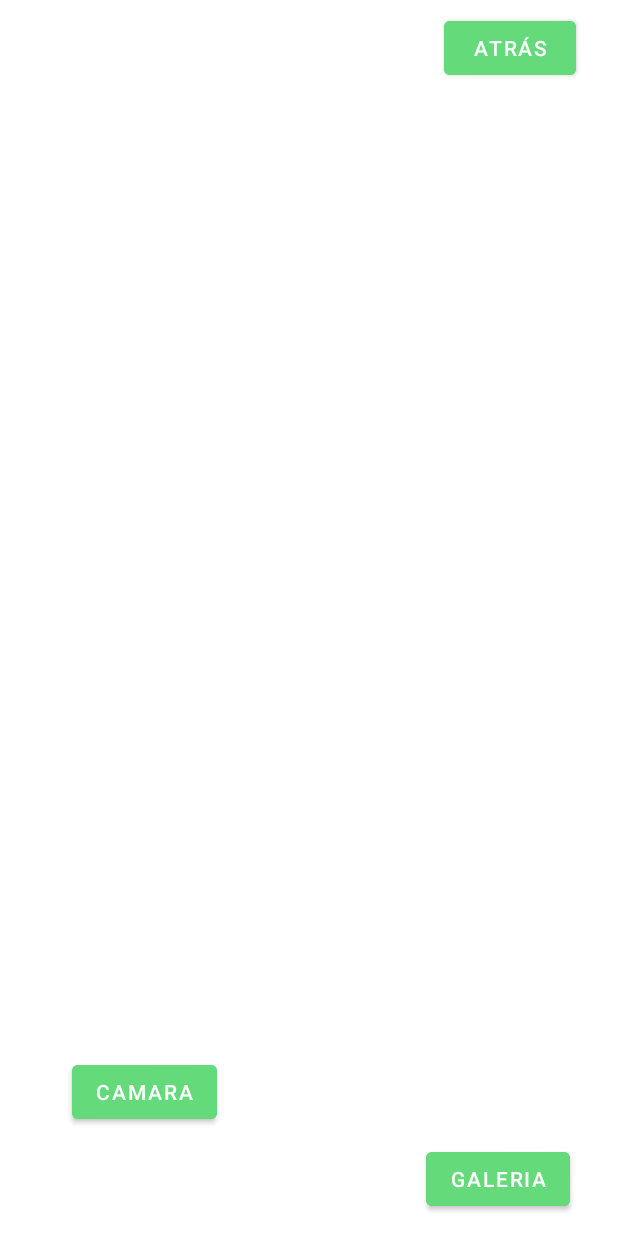
After one commit to Orjuelalaley/Security_System_Trapped, an Android app: the layout camara_sala.xml on its own in the app's theme, with its tools: preview values and no code run, on a phone screen of 412 x 824 dp. The commit adds this screen. Run offline under Robolectric (Android 15) with nearby library versions, the phone set to English and light mode, and no system bars.

Commit message:
Manejo de camaras y galeria

```diff
--- /dev/null
+++ b/app/src/main/java/com/example/proyectomovil/CamaraHabitacionActivity.java
@@ -0,0 +1,4 @@
+package com.example.proyectomovil;
+
+public class CamaraHabitacionActivity {
+}
--- /dev/null
+++ b/app/src/main/res/layout/camara_habitacion.xml
@@ -0,0 +1,6 @@
+<?xml version="1.0" encoding="utf-8"?>
+<androidx.constraintlayout.widget.ConstraintLayout xmlns:android="http://schemas.android.com/apk/res/android"
+    android:layout_width="match_parent"
+    android:layout_height="match_parent">
+
+</androidx.constraintlayout.widget.ConstraintLayout>
--- /dev/null
+++ b/app/src/main/res/layout/camara_sala.xml
@@ -0,0 +1,66 @@
+<?xml version="1.0" encoding="utf-8"?>
+<androidx.constraintlayout.widget.ConstraintLayout xmlns:android="http://schemas.android.com/apk/res/android"
+    xmlns:app="http://schemas.android.com/apk/res-auto"
+    xmlns:tools="http://schemas.android.com/tools"
+    android:layout_width="match_parent"
+    android:layout_height="match_parent">
+    <androidx.constraintlayout.widget.ConstraintLayout
+        android:id="@+id/constrain"
+        android:layout_width="match_parent"
+        android:layout_height="match_parent"
+        tools:layout_editor_absoluteX="-117dp"
+        tools:layout_editor_absoluteY="-88dp">
+
+
+        <com.google.android.material.button.MaterialButton
+            android:id="@+id/button_take"
+            android:layout_width="wrap_content"
+            android:layout_height="wrap_content"
+            android:layout_marginStart="48dp"
+            android:layout_marginBottom="72dp"
+            android:backgroundTint="@color/verdeTrappedClaro"
+            android:text="@string/Camara"
+            app:layout_constraintBottom_toBottomOf="parent"
+            app:layout_constraintStart_toStartOf="parent" />
+
+        <com.google.android.material.button.MaterialButton
+            android:id="@+id/button_gallery"
+            android:layout_width="wrap_content"
+            android:layout_height="wrap_content"
+            android:layout_marginTop="68dp"
+            android:layout_marginEnd="32dp"
+            android:backgroundTint="@color/verdeTrappedClaro"
+            android:text="@string/Galeria"
+            app:layout_constraintEnd_toEndOf="parent"
+            app:layout_constraintTop_toBottomOf="@id/video" />
+
+        <com.google.android.material.button.MaterialButton
+            android:id="@+id/button_atras"
+            android:layout_width="wrap_content"
+            android:layout_height="wrap_content"
+            android:layout_marginTop="8dp"
+            android:layout_marginEnd="28dp"
+            android:backgroundTint="@color/verdeTrappedClaro"
+            android:text="@string/Atras"
+            app:layout_constraintEnd_toEndOf="parent"
+            app:layout_constraintTop_toTopOf="parent"
+            />
+
+        <LinearLayout
+            android:id="@+id/video"
+            android:layout_width="match_parent"
+            android:layout_height="0dp"
+            android:layout_marginBottom="10dp"
+            android:gravity="center_horizontal"
+            android:orientation="vertical"
+            app:layout_constraintBottom_toTopOf="@+id/button_take"
+            app:layout_constraintEnd_toEndOf="parent"
+            app:layout_constraintHorizontal_bias="1.0"
+            app:layout_constraintStart_toStartOf="parent"
+            app:layout_constraintTop_toBottomOf="@+id/button_atras"
+            app:layout_constraintVertical_bias="0.0" />
+
+
+    </androidx.constraintlayout.widget.ConstraintLayout>
+
+</androidx.constraintlayout.widget.ConstraintLayout>
--- a/app/src/main/res/values/colors.xml
+++ b/app/src/main/res/values/colors.xml
@@ -13,6 +13,7 @@
     <color name="verdeTrappedClaro">#64DA7B</color>
     <color name="verdeTrappedOscuro">#237506</color>
     <color name="red">#FF0000</color>
+    <color name="verdeLindo">#38b000</color>
 
 
 </resources>
--- a/app/src/main/res/values/strings.xml
+++ b/app/src/main/res/values/strings.xml
@@ -22,5 +22,10 @@
     <string name="devices">Dispositivos</string>
     <string name="registrarse">Registrarse</string>
     <string name="registro">Registro</string>
+    <string name="Camara">Camara</string>
+    <string name="Galeria">Galeria</string>
+    <string name="Atras">Atrás</string>
+    <string name="snackBar_dismiss_label">cerrar</string>
+    <string name="permission_denied_label">No pude obtener el permiso necesario</string>
 
 </resources>
--- /dev/null
+++ b/app/src/main/res/xml/file_paths.xml
@@ -0,0 +1,4 @@
+<?xml version="1.0" encoding="utf-8"?>
+<paths xmlns:android="http://schemas.android.com/apk/res/android">
+    <external-files-path name="my_images" path="Pictures" />
+</paths>
```
Also changed, not shown: app/build.gradle (+15 -0 lines), app/src/main/AndroidManifest.xml (+18 -0 lines), app/src/main/java/com/example/proyectomovil/CamaraSalaActivity.java (added, +226 -0 lines), app/src/main/java/com/example/proyectomovil/DevicesFragment.java (+21 -3 lines), app/src/main/java/com/example/proyectomovil/utils/AlertUtils.java (+12 -0 lines), app/src/main/res/layout/fragment_devices.xml (+15 -13 lines).
